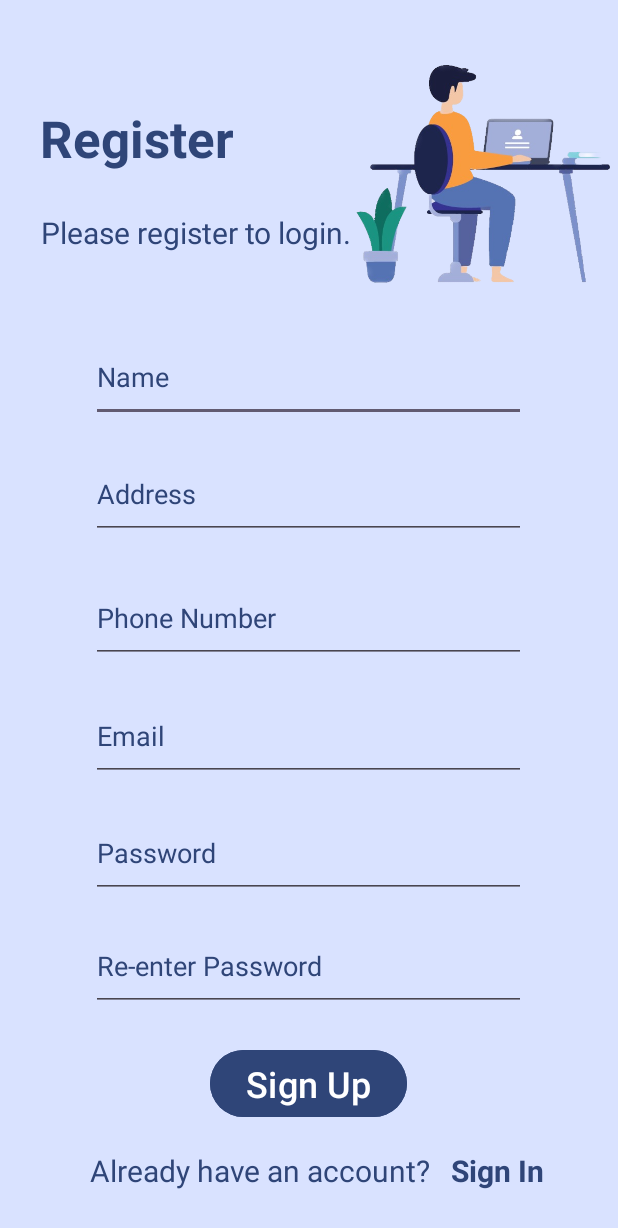
After one commit to noobj/Group5-Bookhub, an Android app: the Register screen opened directly, with no data from a screen before it, on a phone screen of 412 x 824 dp. The commit adds this screen. Shown: the top 1228 px of the screen. Run offline under Robolectric (Android 15) with nearby library versions, the phone set to English and light mode, and no system bars.

Commit message:
feat: Add Register Activity

```diff
--- a/app/src/main/AndroidManifest.xml
+++ b/app/src/main/AndroidManifest.xml
@@ -13,6 +13,9 @@
         android:theme="@style/Theme.Group5BookHub"
         tools:targetApi="31">
         <activity
+            android:name=".Register"
+            android:exported="false" />
+        <activity
             android:name=".Login"
             android:exported="false" />
         <activity
--- /dev/null
+++ b/app/src/main/java/com/example/group5_bookhub/Register.java
@@ -0,0 +1,14 @@
+package com.example.group5_bookhub;
+
+import androidx.appcompat.app.AppCompatActivity;
+
+import android.os.Bundle;
+
+public class Register extends AppCompatActivity {
+
+    @Override
+    protected void onCreate(Bundle savedInstanceState) {
+        super.onCreate(savedInstanceState);
+        setContentView(R.layout.activity_register);
+    }
+}
--- /dev/null
+++ b/app/src/main/res/layout/activity_register.xml
@@ -0,0 +1,193 @@
+<?xml version="1.0" encoding="utf-8"?>
+<androidx.constraintlayout.widget.ConstraintLayout xmlns:android="http://schemas.android.com/apk/res/android"
+    xmlns:app="http://schemas.android.com/apk/res-auto"
+    xmlns:tools="http://schemas.android.com/tools"
+    android:layout_width="match_parent"
+    android:layout_height="match_parent"
+    android:background="@color/material_dynamic_primary90"
+    tools:context=".Register">
+
+    <TextView
+        android:id="@+id/tvRegister"
+        android:layout_width="wrap_content"
+        android:layout_height="wrap_content"
+        android:text="@string/tvRegister"
+        android:textColor="@color/material_dynamic_primary30"
+        android:textSize="34sp"
+        android:textStyle="bold"
+        app:layout_constraintBottom_toBottomOf="parent"
+        app:layout_constraintEnd_toEndOf="parent"
+        app:layout_constraintHorizontal_bias="0.095"
+        app:layout_constraintStart_toStartOf="parent"
+        app:layout_constraintTop_toTopOf="parent"
+        app:layout_constraintVertical_bias="0.089" />
+
+    <TextView
+        android:id="@+id/tvRegisterDescription"
+        android:layout_width="wrap_content"
+        android:layout_height="wrap_content"
+        android:layout_marginBottom="508dp"
+        android:text="@string/tvRegisterToLogin"
+        android:textColor="@color/material_dynamic_primary30"
+        android:textSize="20sp"
+        app:layout_constraintBottom_toBottomOf="parent"
+        app:layout_constraintEnd_toEndOf="parent"
+        app:layout_constraintHorizontal_bias="0.133"
+        app:layout_constraintStart_toStartOf="parent"
+        app:layout_constraintTop_toBottomOf="@+id/tvRegister"
+        app:layout_constraintVertical_bias="0.154" />
+
+    <ImageView
+        android:id="@+id/imageView2"
+        android:layout_width="248dp"
+        android:layout_height="203dp"
+        android:layout_marginStart="188dp"
+        android:layout_marginBottom="472dp"
+        android:contentDescription="@string/imgLogin"
+        app:layout_constraintBottom_toBottomOf="parent"
+        app:layout_constraintEnd_toEndOf="parent"
+        app:layout_constraintHorizontal_bias="0.0"
+        app:layout_constraintStart_toStartOf="parent"
+        app:layout_constraintTop_toTopOf="parent"
+        app:layout_constraintVertical_bias="0.0"
+        app:srcCompat="@drawable/register" />
+
+    <EditText
+        android:id="@+id/edTextName"
+        android:layout_width="290dp"
+        android:layout_height="59dp"
+        android:ems="10"
+        android:hint="@string/txtName"
+        android:importantForAutofill="no"
+        android:inputType="text"
+        android:textColorHint="@color/material_dynamic_primary30"
+        app:layout_constraintBottom_toBottomOf="parent"
+        app:layout_constraintEnd_toEndOf="parent"
+        app:layout_constraintHorizontal_bias="0.495"
+        app:layout_constraintStart_toStartOf="parent"
+        app:layout_constraintTop_toTopOf="parent"
+        app:layout_constraintVertical_bias="0.29" />
+
+    <EditText
+        android:id="@+id/edTextAddress"
+        android:layout_width="290dp"
+        android:layout_height="59dp"
+        android:ems="10"
+        android:hint="@string/txtAddress"
+        android:importantForAutofill="no"
+        android:inputType="text"
+        android:textColorHint="@color/material_dynamic_primary30"
+        app:layout_constraintBottom_toBottomOf="parent"
+        app:layout_constraintEnd_toEndOf="parent"
+        app:layout_constraintHorizontal_bias="0.495"
+        app:layout_constraintStart_toStartOf="parent"
+        app:layout_constraintTop_toTopOf="parent"
+        app:layout_constraintVertical_bias="0.392" />
+
+    <EditText
+        android:id="@+id/editTextPhone"
+        android:layout_width="290dp"
+        android:layout_height="59dp"
+        android:ems="10"
+        android:hint="@string/txtPhone"
+        android:importantForAutofill="no"
+        android:inputType="phone"
+        android:textColorHint="@color/material_dynamic_primary30"
+        app:layout_constraintBottom_toBottomOf="parent"
+        app:layout_constraintEnd_toEndOf="parent"
+        app:layout_constraintHorizontal_bias="0.495"
+        app:layout_constraintStart_toStartOf="parent"
+        app:layout_constraintTop_toTopOf="parent" />
+
+    <EditText
+        android:id="@+id/editTextEmailAddress"
+        android:layout_width="290dp"
+        android:layout_height="59dp"
+        android:ems="10"
+        android:hint="@string/txtLoginHint"
+        android:importantForAutofill="no"
+        android:inputType="textEmailAddress"
+        android:textColorHint="@color/material_dynamic_primary30"
+        app:layout_constraintBottom_toBottomOf="parent"
+        app:layout_constraintEnd_toEndOf="parent"
+        app:layout_constraintHorizontal_bias="0.495"
+        app:layout_constraintStart_toStartOf="parent"
+        app:layout_constraintTop_toTopOf="parent"
+        app:layout_constraintVertical_bias="0.603" />
+
+    <EditText
+        android:id="@+id/editTextPassword"
+        android:layout_width="290dp"
+        android:layout_height="59dp"
+        android:ems="10"
+        android:hint="@string/txtPasswordHint"
+        android:importantForAutofill="no"
+        android:inputType="textPassword"
+        android:textColorHint="@color/material_dynamic_primary30"
+        app:layout_constraintBottom_toBottomOf="parent"
+        app:layout_constraintEnd_toEndOf="parent"
+        app:layout_constraintHorizontal_bias="0.495"
+        app:layout_constraintStart_toStartOf="parent"
+        app:layout_constraintTop_toTopOf="parent"
+        app:layout_constraintVertical_bias="0.705" />
+
+    <EditText
+        android:id="@+id/editTextPasswordReEnter"
+        android:layout_width="290dp"
+        android:layout_height="59dp"
+        android:ems="10"
+        android:hint="@string/txtRePassword"
+        android:importantForAutofill="no"
+        android:inputType="textPassword"
+        android:textColorHint="@color/material_dynamic_primary30"
+        app:layout_constraintBottom_toBottomOf="parent"
+        app:layout_constraintEnd_toEndOf="parent"
+        app:layout_constraintHorizontal_bias="0.495"
+        app:layout_constraintStart_toStartOf="parent"
+        app:layout_constraintTop_toTopOf="parent"
+        app:layout_constraintVertical_bias="0.804" />
+
+    <Button
+        android:id="@+id/btnRegister"
+        android:layout_width="wrap_content"
+        android:layout_height="wrap_content"
+        android:backgroundTint="@color/material_dynamic_primary30"
+        android:text="@string/tvLoginSignUp"
+        android:textSize="24sp"
+        app:layout_constraintBottom_toBottomOf="parent"
+        app:layout_constraintEnd_toEndOf="parent"
+        app:layout_constraintHorizontal_bias="0.498"
+        app:layout_constraintStart_toStartOf="parent"
+        app:layout_constraintTop_toBottomOf="@+id/editTextPasswordReEnter"
+        app:layout_constraintVertical_bias="0.225" />
+
+    <TextView
+        android:id="@+id/tvHaveAccount"
+        android:layout_width="wrap_content"
+        android:layout_height="wrap_content"
+        android:text="@string/tvHaveAccount"
+        android:textColor="@color/material_dynamic_primary30"
+        android:textSize="20sp"
+        app:layout_constraintBottom_toBottomOf="parent"
+        app:layout_constraintEnd_toEndOf="parent"
+        app:layout_constraintHorizontal_bias="0.326"
+        app:layout_constraintStart_toStartOf="parent"
+        app:layout_constraintTop_toTopOf="parent"
+        app:layout_constraintVertical_bias="0.962" />
+
+    <TextView
+        android:id="@+id/tvSignUp"
+        android:layout_width="wrap_content"
+        android:layout_height="wrap_content"
+        android:text="@string/btnSignIn"
+        android:textColor="@color/material_dynamic_primary30"
+        android:textSize="20sp"
+        android:textStyle="bold"
+        app:layout_constraintBottom_toBottomOf="parent"
+        app:layout_constraintEnd_toEndOf="parent"
+        app:layout_constraintHorizontal_bias="0.217"
+        app:layout_constraintStart_toEndOf="@+id/tvHaveAccount"
+        app:layout_constraintTop_toTopOf="parent"
+        app:layout_constraintVertical_bias="0.962" />
+
+</androidx.constraintlayout.widget.ConstraintLayout>
--- a/app/src/main/res/values/strings.xml
+++ b/app/src/main/res/values/strings.xml
@@ -8,4 +8,11 @@
     <string name="btnSignIn">Sign In</string>
     <string name="tvAccountLogin">Don\'t have an account?</string>
     <string name="tvLoginSignUp">Sign Up</string>
+    <string name="tvRegister">Register</string>
+    <string name="tvRegisterToLogin">Please register to login.</string>
+    <string name="txtName">Name</string>
+    <string name="txtAddress">Address</string>
+    <string name="txtPhone">Phone Number</string>
+    <string name="txtRePassword">Re-enter Password</string>
+    <string name="tvHaveAccount">Already have an account?</string>
 </resources>
```
Also changed, not shown: app/src/main/res/drawable/register.png (added).
